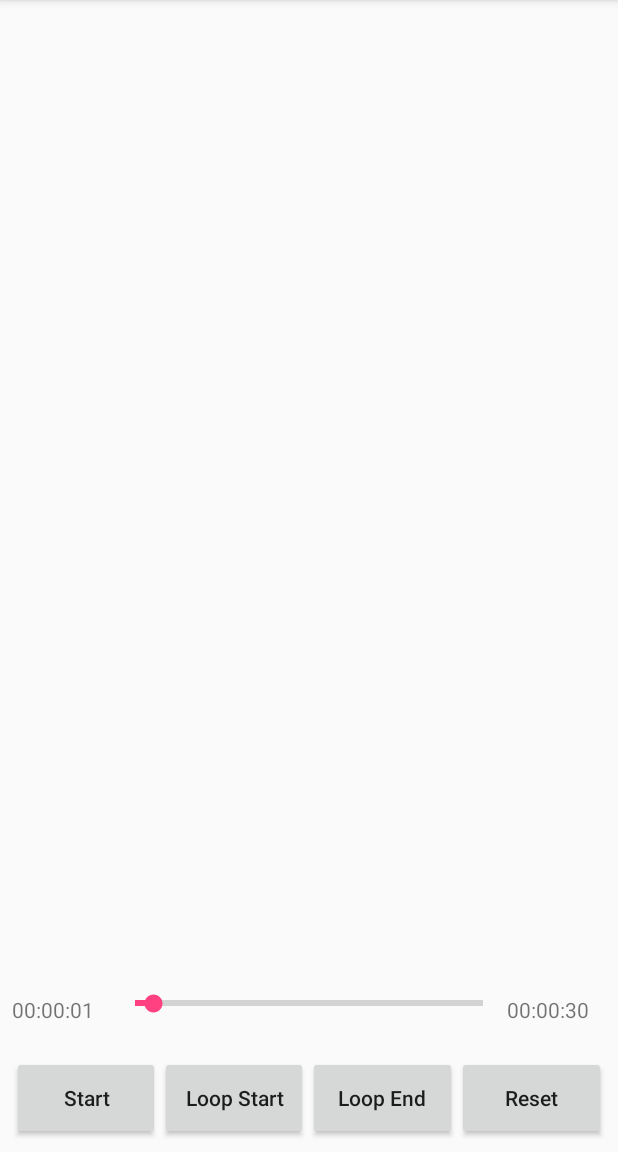
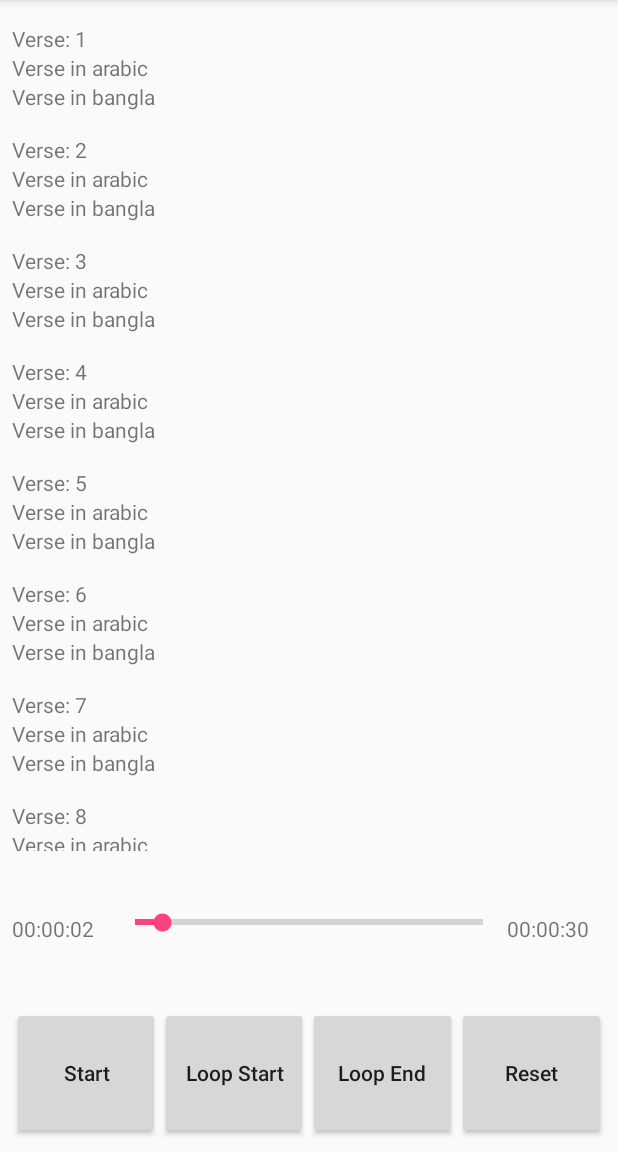
Before and after one commit to Shahriar07/mediaPlayer, an Android app: the screen it shows after launch (MainActivity), after a tap on "Loop End", on a phone screen of 412 x 824 dp, the part 84-1236 px from its top. Run offline under Robolectric (Android 15) with nearby library versions, the phone set to English and light mode, and no system bars; 3 other taps on this screen came first.

Commit message:
Added ListView for verse

```diff
--- a/app/build.gradle
+++ b/app/build.gradle
@@ -19,10 +19,11 @@ android {
 }
 
 dependencies {
-    implementation fileTree(dir: 'libs', include: ['*.jar'])
+    implementation fileTree(include: ['*.jar'], dir: 'libs')
     implementation 'com.android.support:appcompat-v7:26.1.0'
     implementation 'com.android.support.constraint:constraint-layout:1.0.2'
     testImplementation 'junit:junit:4.12'
     androidTestImplementation 'com.android.support.test:runner:1.0.1'
     androidTestImplementation 'com.android.support.test.espresso:espresso-core:3.0.1'
+    implementation 'com.android.support:recyclerview-v7:26.1.0'
 }
--- /dev/null
+++ b/app/src/main/java/com/shahriar/androidtestapplication/Adapter/SurahAdapter.java
@@ -0,0 +1,76 @@
+package com.shahriar.androidtestapplication.Adapter;
+
+import android.content.Context;
+import android.support.v7.widget.RecyclerView;
+import android.view.LayoutInflater;
+import android.view.View;
+import android.view.ViewGroup;
+import android.widget.TextView;
+
+import com.shahriar.androidtestapplication.Data.Surah;
+import com.shahriar.androidtestapplication.Data.Verse;
+import com.shahriar.androidtestapplication.R;
+
+/**
+ * Created by USER on 2/24/2018.
+ */
+
+public class SurahAdapter extends RecyclerView.Adapter {
+
+    private Surah surah;
+    Context context;
+
+    public SurahAdapter(Surah surah) {
+        this.surah = surah;
+    }
+
+    // Provide a reference to the views for each data item
+    // Complex data items may need more than one view per item, and
+    // you provide access to all the views for a data item in a view holder
+    public class VerseHolder extends RecyclerView.ViewHolder {
+        // each data item is just a string in this case
+        public TextView verseNo;
+        public TextView surahVersesArabic;
+        public TextView surahVersesTranslated;
+
+        public View layout;
+
+        public VerseHolder(View v) {
+            super(v);
+            layout = v;
+            verseNo = (TextView) v.findViewById(R.id.verse_no);
+            surahVersesArabic = (TextView) v.findViewById(R.id.arabic_verse);
+            surahVersesTranslated = (TextView) v.findViewById(R.id.second_language_verse);
+        }
+    }
+
+    @Override
+    public RecyclerView.ViewHolder onCreateViewHolder(ViewGroup parent, int viewType) {
+        // create a new view
+        LayoutInflater inflater = LayoutInflater.from(
+                parent.getContext());
+        View v =
+                inflater.inflate(R.layout.verse_of_surah, parent, false);
+        // set the view's size, margins, paddings and layout parameters
+        VerseHolder vh = new VerseHolder(v);
+        context = parent.getContext().getApplicationContext();
+        return vh;
+    }
+
+    @Override
+    public void onBindViewHolder(RecyclerView.ViewHolder holder, int position) {
+        VerseHolder verseHolder = (VerseHolder) holder;
+        final Verse verse = surah.getVerses().get(position);
+        verseHolder.verseNo.setText(context.getString(R.string.surah_and_verse) + " " +verse.getVerseNo());
+        verseHolder.surahVersesArabic.setText(verse.getSurahVersesArabic());
+        verseHolder.surahVersesTranslated.setText(verse.getSurahVersesTranslated());
+    }
+
+    @Override
+    public int getItemCount() {
+        if (surah != null) {
+            return surah.getVerses().size();
+        }
+        return 0;
+    }
+}
--- /dev/null
+++ b/app/src/main/java/com/shahriar/androidtestapplication/Data/Surah.java
@@ -0,0 +1,54 @@
+package com.shahriar.androidtestapplication.Data;
+
+import java.util.ArrayList;
+
+/**
+ * Created by USER on 2/24/2018.
+ */
+
+public class Surah {
+
+    private String surahName;
+    private ArrayList<Verse> verses = new ArrayList<>();
+    private int surahNumber;
+    private boolean madani;
+
+    public ArrayList<Verse> getVerses() {
+        return verses;
+    }
+
+    public void setVerses(ArrayList<Verse> verses) {
+        this.verses = verses;
+    }
+
+    public Surah(String surahName, ArrayList<Verse> verses, int surahNumber, boolean madani) {
+        this.surahName = surahName;
+        this.verses = verses;
+        this.surahNumber = surahNumber;
+        this.madani = madani;
+    }
+
+    public int getSurahNumber() {
+        return surahNumber;
+    }
+
+    public void setSurahNumber(int surahNumber) {
+        this.surahNumber = surahNumber;
+    }
+
+    public boolean isMadani() {
+        return madani;
+    }
+
+    public void setMadani(boolean madani) {
+        this.madani = madani;
+    }
+
+    public String getSurahName() {
+        return surahName;
+    }
+
+    public void setSurahName(String surahName) {
+        this.surahName = surahName;
+    }
+}
--- /dev/null
+++ b/app/src/main/java/com/shahriar/androidtestapplication/Data/Verse.java
@@ -0,0 +1,41 @@
+package com.shahriar.androidtestapplication.Data;
+
+/**
+ * Created by USER on 2/24/2018.
+ */
+
+public class Verse {
+    private int verseNo;
+    private String surahVersesArabic;
+    private String surahVersesTranslated;
+
+    public Verse(int verseNo, String surahVersesArabic, String surahVersesTranslated) {
+        this.verseNo = verseNo;
+        this.surahVersesArabic = surahVersesArabic;
+        this.surahVersesTranslated = surahVersesTranslated;
+    }
+
+    public int getVerseNo() {
+        return verseNo;
+    }
+
+    public void setVerseNo(int verseNo) {
+        this.verseNo = verseNo;
+    }
+
+    public String getSurahVersesArabic() {
+        return surahVersesArabic;
+    }
+
+    public void setSurahVersesArabic(String surahVersesArabic) {
+        this.surahVersesArabic = surahVersesArabic;
+    }
+
+    public String getSurahVersesTranslated() {
+        return surahVersesTranslated;
+    }
+
+    public void setSurahVersesTranslated(String surahVersesTranslated) {
+        this.surahVersesTranslated = surahVersesTranslated;
+    }
+}
--- /dev/null
+++ b/app/src/main/java/com/shahriar/androidtestapplication/DurationConstants.java
@@ -0,0 +1,10 @@
+package com.shahriar.androidtestapplication;
+
+/**
+ * Created by USER on 2/24/2018.
+ */
+
+public class DurationConstants {
+
+    public static final int surah_al_balad[] ={0, 7200,13200,19200,23500,29000,35200,39300,45000,51000,57000,63100,66000,71800,73800,80000,84000,88400,99100,105200,113000,120015,Integer.MAX_VALUE};
+}
--- a/app/src/main/java/com/shahriar/androidtestapplication/MainActivity.java
+++ b/app/src/main/java/com/shahriar/androidtestapplication/MainActivity.java
@@ -1,16 +1,26 @@
 package com.shahriar.androidtestapplication;
 
+import android.content.Intent;
+import android.media.AudioManager;
 import android.media.MediaPlayer;
 import android.os.Bundle;
 import android.os.Handler;
 import android.support.v7.app.AppCompatActivity;
+import android.support.v7.widget.LinearLayoutManager;
+import android.support.v7.widget.RecyclerView;
+import android.util.Log;
 import android.view.View;
 import android.view.View.OnClickListener;
 import android.widget.Button;
 import android.widget.SeekBar;
 import android.widget.TextView;
 
+import com.shahriar.androidtestapplication.Adapter.SurahAdapter;
+import com.shahriar.androidtestapplication.Data.Surah;
+import com.shahriar.androidtestapplication.Data.Verse;
 import com.shahriar.androidtestapplication.Utility.Utility;
+
+import java.util.ArrayList;
 
 public class MainActivity extends AppCompatActivity implements OnClickListener, MediaPlayer.OnCompletionListener {
     // Media Control Buttons
@@ -29,9 +39,18 @@ public class MainActivity extends AppCompatActivity implements OnClickListener,
 
     Handler seekHandler = new Handler();
     Utility utility = new Utility();
+
     int loopStartTime = 0;
     int loopEndTime = 0;
     int mediaDuration = 0;
+    int loopCount = 0;
+    int maxLoopCount = 2;
+    int currentLoopIndex = 0;
+    int durationArray[];
+
+    private RecyclerView.LayoutManager mLayoutManager;
+    private RecyclerView.Adapter mAdapter;
+    private RecyclerView verseList;
     /**
      * Called when the activity is first created.
      */
@@ -39,8 +58,8 @@ public class MainActivity extends AppCompatActivity implements OnClickListener,
     public void onCreate(Bundle savedInstanceState) {
         super.onCreate(savedInstanceState);
         setContentView(R.layout.activity_main);
-
         getInit();
+        durationArray = DurationConstants.surah_al_balad;
     }
 
     public void getInit() {
@@ -57,19 +76,69 @@ public class MainActivity extends AppCompatActivity implements OnClickListener,
         loop_reset_button = (Button) findViewById(R.id.reset_loop);
         loop_reset_button.setOnClickListener(this);
 
-        player = MediaPlayer.create(this, R.raw.surah_al_fatiha);
+        player = MediaPlayer.create(this, R.raw.surah_al_balad_90);
         player.setOnCompletionListener(this);
+//        player.setLooping(true);
         current_time = (TextView) findViewById(R.id.audio_current_time_text);
         end_time = (TextView) findViewById(R.id.audio_max_time_text);
         mediaDuration = player.getDuration();
         seek_bar.setMax(mediaDuration);
         loopEndTime = mediaDuration;
         end_time.setText(utility.getFormatedTimeFromMilisecond(mediaDuration));
-        seek_bar.setOnSeekBarChangeListener(new SeekBar.OnSeekBarChangeListener() {
+        seek_bar.setOnSeekBarChangeListener(seekBarChangeListener);
+
+        verseList = (RecyclerView) findViewById(R.id.listView);
+        mLayoutManager = new LinearLayoutManager(this);
+        verseList.setLayoutManager(mLayoutManager);
+        mAdapter = new SurahAdapter(prepareSurah());
+        verseList.setAdapter(mAdapter);
+    }
+
+
+    private Surah prepareSurah(){
+        Verse v = new Verse(1,"Verse in arabic","Verse in bangla");
+        Verse v1 = new Verse(2,"Verse in arabic","Verse in bangla");
+        Verse v2 = new Verse(3,"Verse in arabic","Verse in bangla");
+        Verse v3 = new Verse(4,"Verse in arabic","Verse in bangla");
+        Verse v4 = new Verse(5,"Verse in arabic","Verse in bangla");
+        Verse v5 = new Verse(6,"Verse in arabic","Verse in bangla");
+        Verse v6 = new Verse(7,"Verse in arabic","Verse in bangla");
+        Verse v7 = new Verse(8,"Verse in arabic","Verse in bangla");
+        Verse v8 = new Verse(9,"Verse in arabic","Verse in bangla");
+
+
+        ArrayList<Verse> verseArrayList = new ArrayList<>();
+        verseArrayList.add(v);
+        verseArrayList.add(v1);
+        verseArrayList.add(v2);
+        verseArrayList.add(v3);
+        verseArrayList.add(v4);
+        verseArrayList.add(v5);
+        verseArrayList.add(v6);
+        verseArrayList.add(v7);
+        verseArrayList.add(v8);
+        Surah surah = new Surah("Surah-Al-Balad",verseArrayList,90,true);
+        return surah;
+    }
+
+    SeekBar.OnSeekBarChangeListener seekBarChangeListener = new SeekBar.OnSeekBarChangeListener() {
         @Override
         public void onProgressChanged(SeekBar seekBar, int i, boolean inputFromUser) {
+            current_time.setText(utility.getFormatedTimeFromMilisecond(i));
             if(inputFromUser){
-                    player.seekTo(i);
+                currentLoopIndex = utility.getIndexForLoop(i,durationArray);
+                if (currentLoopIndex == 0) {
+                    loopStartTime = durationArray[0];
+                    loopEndTime = durationArray[1];
+                }
+                else {
+                    loopStartTime = durationArray[currentLoopIndex];
+                    loopEndTime = durationArray[currentLoopIndex+1];
+                }
+                loopCount = 0;
+                player.seekTo(loopStartTime);
+
+                Log.d(getLocalClassName(),"LoopIndex " + currentLoopIndex + " loopStartTime " +loopStartTime + " LoopEndTime " + loopEndTime);
             }
         }
 
@@ -82,15 +151,37 @@ public class MainActivity extends AppCompatActivity implements OnClickListener,
         public void onStopTrackingTouch(SeekBar seekBar) {
 
         }
-        });
+    };
+    void setNextLoop(){
+        loopCount = 0;
+        ++currentLoopIndex;
+        if (currentLoopIndex == (durationArray.length -1)) {
+            loopStartTime = durationArray[0];
+            loopEndTime = durationArray[durationArray.length - 1];
+            Log.d(getClass().getSimpleName(),"Set Next Loop in last index with start time " + loopStartTime + " End time "+ loopEndTime);
+        }
+        else{
+            loopStartTime = durationArray[currentLoopIndex];
+            loopEndTime = durationArray[currentLoopIndex + 1];
+            Log.d(getClass().getSimpleName(),"Set Next Loop with start time " + loopStartTime + " End time "+ loopEndTime);
         }
 
+        Log.d(getClass().getSimpleName(),"Set Next Loop with currentLoopIndex" + currentLoopIndex);
+    }
     Runnable run = new Runnable() {
         @Override
         public void run() {
-            if (loopEndTime < mediaDuration && player.getCurrentPosition() >= loopEndTime){
+            if (loopCount == maxLoopCount){
+                Log.d(getClass().getSimpleName(),"Set Next Loop Count");
+                setNextLoop();
+            }
+
+            if (loopEndTime < mediaDuration && player.getCurrentPosition() >= loopEndTime && loopCount < maxLoopCount ){
                 player.seekTo(loopStartTime);
+                Log.d(getClass().getSimpleName(),"Loop Count ++ " + loopCount);
+                ++loopCount;
             }
+
             seekUpdation();
         }
     };
@@ -98,7 +189,7 @@ public class MainActivity extends AppCompatActivity implements OnClickListener,
     public void seekUpdation() {
         seek_bar.setProgress(player.getCurrentPosition());
         current_time.setText(utility.getFormatedTimeFromMilisecond(player.getCurrentPosition()));
-        seekHandler.postDelayed(run, 500);
+        seekHandler.postDelayed(run, 300);
     }
 
     void changePlayPauseButton(){
@@ -135,6 +226,7 @@ public class MainActivity extends AppCompatActivity implements OnClickListener,
             case R.id.reset_loop:{
                 loopStartTime = 0;
                 loopEndTime = mediaDuration;
+                loopCount = 0;
                 break;
             }
         }
@@ -149,6 +241,14 @@ public class MainActivity extends AppCompatActivity implements OnClickListener,
 
     @Override
     public void onCompletion(MediaPlayer mediaPlayer) {
+//        if (loopCount == maxLoopCount){
             changePlayPauseButton();
+//        }
+//        else {
+//            seekUpdation();
+//            player.seekTo(loopStartTime);
+//            mediaPlayer.start();
+//        }
+
     }
 }
--- a/app/src/main/java/com/shahriar/androidtestapplication/Utility/Utility.java
+++ b/app/src/main/java/com/shahriar/androidtestapplication/Utility/Utility.java
@@ -23,4 +23,30 @@ public class Utility {
         }
         return time;
     }
+
+    public int getIndexForLoop(int currentPosition, int[] array){
+        int num = array.length;
+        int first = 0;
+        int last = num - 1;
+        int middle = (first + last)/2;
+
+        while( first <= last )
+        {
+            if ( array[middle] < currentPosition )
+                first = middle + 1;
+            else if ( array[middle] == currentPosition )
+            {
+                System.out.println(currentPosition + " found at location " + (middle + 1) + ".");
+                break;
+            }
+            else
+            {
+                last = middle - 1;
+            }
+            middle = (first + last)/2;
+        }
+        if ( first > last )
+            System.out.println(currentPosition + " is not found. Middle " + middle +"\n");
+        return middle;
+    }
 }
--- a/app/src/main/res/layout/activity_main.xml
+++ b/app/src/main/res/layout/activity_main.xml
@@ -6,18 +6,84 @@
     android:layout_height="match_parent"
     tools:context="com.shahriar.androidtestapplication.MainActivity">
 
+    <android.support.constraint.Guideline
+        android:id="@+id/guideline"
+        android:layout_width="0dp"
+        android:layout_height="0dp"
+        android:layout_marginBottom="0dp"
+        android:orientation="vertical"
+        app:layout_constraintGuide_begin="20dp"
+        app:layout_constraintTop_toTopOf="parent" />
+
+    <LinearLayout
+        android:id="@+id/container"
+        android:layout_width="match_parent"
+        android:layout_height="match_parent"
+        android:orientation="vertical"
+        app:layout_constraintTop_toTopOf="parent"
+        app:layout_constraintBottom_toBottomOf="parent">
+
+        <android.support.v7.widget.RecyclerView
+            android:id="@+id/listView"
+            android:layout_width="match_parent"
+            android:layout_height="0dp"
+            android:layout_weight=".76"
+            android:layout_marginBottom="8dp"
+            android:layout_marginTop="8dp"
+            android:layout_marginLeft="8dp"
+            android:layout_marginRight="8dp"
+            android:scrollbars="vertical" />
+
+        <LinearLayout
+            android:id="@+id/linearLayout2"
+            android:layout_width="match_parent"
+            android:layout_height="0dp"
+            android:layout_marginBottom="8dp"
+            android:layout_marginEnd="8dp"
+            android:layout_marginStart="8dp"
+            android:layout_weight=".12"
+            android:orientation="horizontal">
+
+            <TextView
+                android:id="@+id/audio_current_time_text"
+                android:layout_width="0dp"
+                android:layout_height="match_parent"
+                android:layout_weight=".2"
+                android:gravity="center_vertical"
+                android:text="00:00:00"
+                android:textIsSelectable="false" />
+
+            <SeekBar
+                android:id="@+id/seek_bar"
+                style="?android:attr/progressBarStyleHorizontal"
+                android:layout_width="0dp"
+                android:layout_height="match_parent"
+                android:layout_marginBottom="8dp"
+                android:layout_weight=".8"
+                app:layout_constraintBottom_toTopOf="@+id/linearLayout"
+                app:layout_constraintEnd_toEndOf="parent"
+                app:layout_constraintLeft_toLeftOf="parent"
+                app:layout_constraintRight_toRightOf="parent" />
+
+            <TextView
+                android:id="@+id/audio_max_time_text"
+                android:layout_width="0dp"
+                android:layout_height="match_parent"
+                android:layout_weight=".2"
+                android:gravity="center_vertical"
+                android:text="00:00:00"
+                android:textIsSelectable="false" />
+
+        </LinearLayout>
         <LinearLayout
             android:id="@+id/linearLayout"
             android:layout_width="match_parent"
-        android:layout_height="56dp"
+            android:layout_height="0dp"
             android:layout_marginBottom="8dp"
             android:layout_marginEnd="8dp"
             android:layout_marginStart="8dp"
+            android:layout_weight=".12"
             android:orientation="horizontal"
-        app:layout_constraintBottom_toBottomOf="parent"
-        app:layout_constraintEnd_toEndOf="parent"
-        app:layout_constraintHorizontal_bias="0.0"
-        app:layout_constraintStart_toStartOf="parent"
             tools:ignore="MissingConstraints">
 
             <Button
@@ -57,56 +123,5 @@
                 android:text="@string/reset_loop"
                 android:textAllCaps="false" />
         </LinearLayout>
-
-    <android.support.constraint.Guideline
-        android:id="@+id/guideline"
-        android:layout_width="wrap_content"
-        android:layout_height="wrap_content"
-        android:orientation="vertical"
-        app:layout_constraintGuide_begin="20dp" />
-
-    <LinearLayout
-        android:id="@+id/linearLayout2"
-        android:layout_width="match_parent"
-        android:layout_height="45dp"
-        android:layout_marginBottom="8dp"
-        android:layout_marginEnd="8dp"
-        android:layout_marginStart="8dp"
-        android:orientation="horizontal"
-        app:layout_constraintBottom_toTopOf="@+id/linearLayout"
-        app:layout_constraintEnd_toEndOf="parent"
-        app:layout_constraintStart_toStartOf="parent">
-
-        <TextView
-            android:id="@+id/audio_current_time_text"
-            android:layout_width="0dp"
-            android:layout_height="match_parent"
-            android:text="00:00:00"
-            android:textIsSelectable="false"
-            android:gravity="center_vertical"
-            android:layout_weight=".2"/>
-
-        <SeekBar
-            android:id="@+id/seek_bar"
-            style="?android:attr/progressBarStyleHorizontal"
-            android:layout_width="0dp"
-            android:layout_height="match_parent"
-            android:layout_marginBottom="8dp"
-            android:layout_weight=".8"
-            app:layout_constraintBottom_toTopOf="@+id/linearLayout"
-            app:layout_constraintEnd_toEndOf="parent"
-            app:layout_constraintLeft_toLeftOf="parent"
-            app:layout_constraintRight_toRightOf="parent" />
-
-        <TextView
-            android:id="@+id/audio_max_time_text"
-            android:layout_width="0dp"
-            android:layout_height="match_parent"
-            android:text="00:00:00"
-            android:textIsSelectable="false"
-            android:gravity="center_vertical"
-            android:layout_weight=".2"/>
-
     </LinearLayout>
-
 </android.support.constraint.ConstraintLayout>
--- /dev/null
+++ b/app/src/main/res/layout/verse_of_surah.xml
@@ -0,0 +1,26 @@
+<?xml version="1.0" encoding="utf-8"?>
+<LinearLayout xmlns:android="http://schemas.android.com/apk/res/android"
+    android:layout_width="match_parent"
+    android:layout_height="wrap_content"
+    android:layout_marginBottom="8dp"
+    android:layout_marginTop="8dp"
+    android:orientation="vertical">
+
+    <TextView
+        android:id="@+id/verse_no"
+        android:layout_width="match_parent"
+        android:layout_height="wrap_content"
+        android:text="@string/surah_and_verse" />
+
+    <TextView
+        android:id="@+id/arabic_verse"
+        android:layout_width="match_parent"
+        android:layout_height="wrap_content"
+        android:text="@string/arabic_verse" />
+
+    <TextView
+        android:id="@+id/second_language_verse"
+        android:layout_width="match_parent"
+        android:layout_height="wrap_content"
+        android:text="@string/translated_verse" />
+</LinearLayout>
--- a/app/src/main/res/values/strings.xml
+++ b/app/src/main/res/values/strings.xml
@@ -5,4 +5,7 @@
     <string name="start_loop">Loop Start</string>
     <string name="stop_loop">Loop End</string>
     <string name="reset_loop">Reset</string>
+    <string name="surah_and_verse">Verse: </string>
+    <string name="arabic_verse">Arabic Verse</string>
+    <string name="translated_verse">Translated Verse</string>
 </resources>
```
Also changed, not shown: 1 other file. Lines whose indentation alone changed are shown as unchanged.
